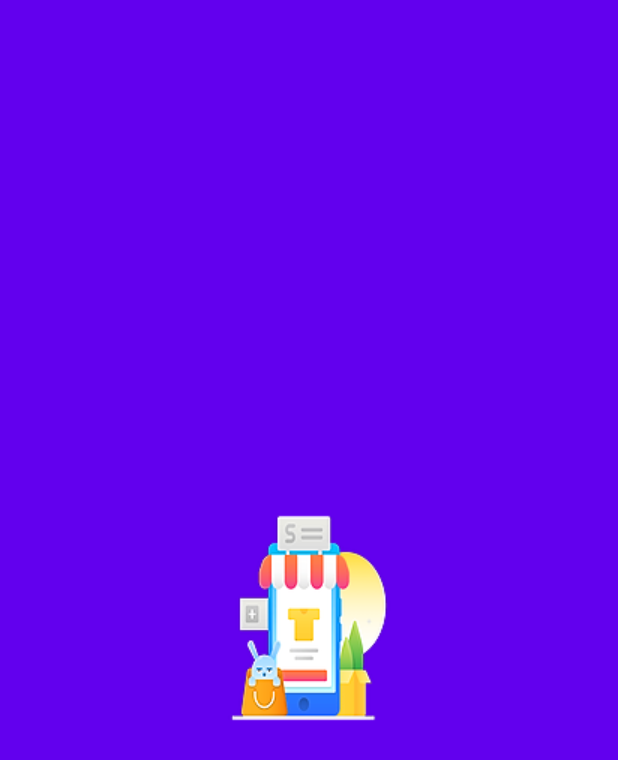
After one commit to RishiSetpal/OnlineCart, an Android app: the SplashActivity screen opened directly, with no data from a screen before it, on a phone screen of 412 x 824 dp. The commit adds this screen. Shown: the top 760 px of the screen. Run offline under Robolectric (Android 15) with nearby library versions, the phone set to English and light mode, and no system bars; 1 statement that could not run was skipped.

Commit message:
SplashScreen Commit..

```diff
--- a/app/src/main/AndroidManifest.xml
+++ b/app/src/main/AndroidManifest.xml
@@ -9,7 +9,14 @@
         android:roundIcon="@mipmap/ic_launcher_round"
         android:supportsRtl="true"
         android:theme="@style/AppTheme">
-        <activity android:name=".MainActivity"></activity>
+        <activity android:name=".SplashActivity" android:theme="@style/SplashTheme">
+            <intent-filter>
+                <action android:name="android.intent.action.MAIN" />
+                <category android:name="android.intent.category.LAUNCHER" />
+            </intent-filter>
+        </activity>
+        <activity android:name=".MainActivity">
+        </activity>
     </application>
 
 </manifest>
--- a/app/src/main/java/com/rishistech/onlinecart/MainActivity.java
+++ b/app/src/main/java/com/rishistech/onlinecart/MainActivity.java
@@ -1,7 +1,6 @@
 package com.rishistech.onlinecart;
 
 import androidx.appcompat.app.AppCompatActivity;
-
 import android.os.Bundle;
 
 public class MainActivity extends AppCompatActivity {
--- /dev/null
+++ b/app/src/main/java/com/rishistech/onlinecart/SplashActivity.java
@@ -0,0 +1,21 @@
+package com.rishistech.onlinecart;
+
+import androidx.appcompat.app.AppCompatActivity;
+
+import android.content.Intent;
+import android.os.Bundle;
+import android.os.SystemClock;
+
+public class SplashActivity extends AppCompatActivity {
+
+    @Override
+    protected void onCreate(Bundle savedInstanceState) {
+        super.onCreate(savedInstanceState);
+        setContentView(R.layout.activity_splash);
+
+        SystemClock.sleep(3000);
+        Intent i = new Intent(SplashActivity.this,MainActivity.class);
+        startActivity(i);
+        finish();
+    }
+}
--- /dev/null
+++ b/app/src/main/res/drawable/splash_activity_background.xml
@@ -0,0 +1,12 @@
+<?xml version="1.0" encoding="utf-8"?>
+<layer-list xmlns:android="http://schemas.android.com/apk/res/android">
+    <item>
+        <shape>
+            <solid android:color="@color/colorPrimary"/>
+        </shape>
+    </item>
+    <item>
+        <bitmap android:src="@drawable/logo_online_cart" android:gravity="center"/>
+    </item>
+
+</layer-list>
--- a/app/src/main/res/layout/activity_main.xml
+++ b/app/src/main/res/layout/activity_main.xml
@@ -1,9 +1,10 @@
 <?xml version="1.0" encoding="utf-8"?>
-<androidx.constraintlayout.widget.ConstraintLayout xmlns:android="http://schemas.android.com/apk/res/android"
+<androidx.constraintlayout.widget.ConstraintLayout
+    xmlns:android="http://schemas.android.com/apk/res/android"
+    xmlns:tools="http://schemas.android.com/tools"
     xmlns:app="http://schemas.android.com/apk/res-auto"
-    xmlns:tools="http://schemas.android.com/tools"
     android:layout_width="match_parent"
     android:layout_height="match_parent"
     tools:context=".MainActivity">
 
-</androidx.constraintlayout.widget.ConstraintLayout>
+  </androidx.constraintlayout.widget.ConstraintLayout>
--- /dev/null
+++ b/app/src/main/res/layout/activity_splash.xml
@@ -0,0 +1,9 @@
+<?xml version="1.0" encoding="utf-8"?>
+<androidx.constraintlayout.widget.ConstraintLayout xmlns:android="http://schemas.android.com/apk/res/android"
+    xmlns:app="http://schemas.android.com/apk/res-auto"
+    xmlns:tools="http://schemas.android.com/tools"
+    android:layout_width="match_parent"
+    android:layout_height="match_parent"
+    tools:context=".SplashActivity">
+
+</androidx.constraintlayout.widget.ConstraintLayout>
--- a/app/src/main/res/values/styles.xml
+++ b/app/src/main/res/values/styles.xml
@@ -1,10 +1,17 @@
 <resources>
     <!-- Base application theme. -->
-    <style name="AppTheme" parent="Theme.AppCompat.Light.DarkActionBar">
+    <style name="AppTheme" parent="Theme.AppCompat.Light.NoActionBar">
         <!-- Customize your theme here. -->
         <item name="colorPrimary">@color/colorPrimary</item>
         <item name="colorPrimaryDark">@color/colorPrimaryDark</item>
         <item name="colorAccent">@color/colorAccent</item>
     </style>
+    <style name="SplashTheme" parent="Theme.AppCompat.Light.NoActionBar">
+        <!-- Customize your theme here. -->
+        <item name="colorPrimary">@color/colorPrimary</item>
+        <item name="colorPrimaryDark">@color/colorPrimaryDark</item>
+        <item name="colorAccent">@color/colorAccent</item>
+        <item name="android:windowBackground">@drawable/splash_activity_background</item>
+    </style>
 
 </resources>
```
Also changed, not shown: app/src/main/res/drawable/logo_online_cart.png (added), app/src/main/res/mipmap-hdpi/ic_launcher.png, app/src/main/res/mipmap-hdpi/ic_launcher_round.png (deleted), app/src/main/res/mipmap-mdpi/ic_launcher.png (deleted), app/src/main/res/mipmap-mdpi/ic_launcher_round.png (deleted), app/src/main/res/mipmap-xhdpi/ic_launcher.png, app/src/main/res/mipmap-xhdpi/ic_launcher_round.png (deleted), app/src/main/res/mipmap-xxhdpi/ic_launcher.png, app/src/main/res/mipmap-xxhdpi/ic_launcher_round.png (deleted), app/src/main/res/mipmap-xxxhdpi/ic_launcher.png (deleted), app/src/main/res/mipmap-xxxhdpi/ic_launcher_round.png (deleted).
